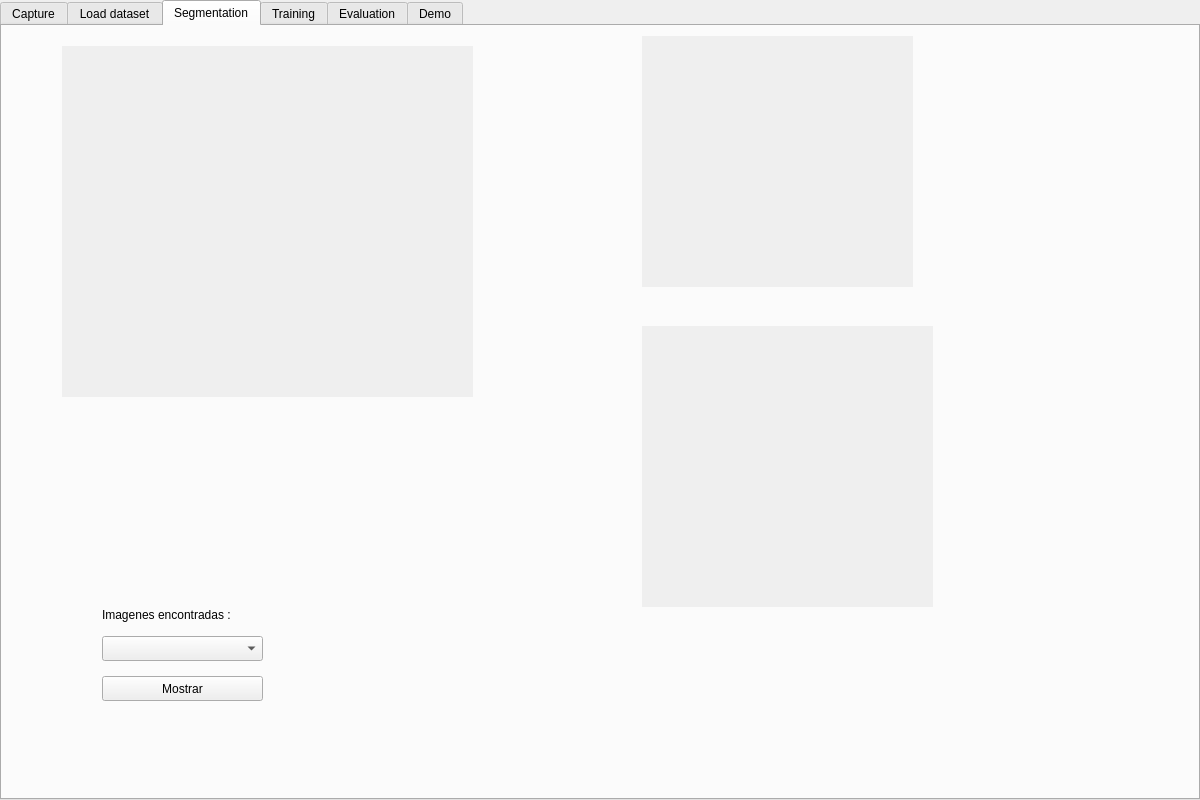
The window that classification/mainwindow.ui (vLabayen/giltzacls) describes before a commit, drawn with Qt 5.
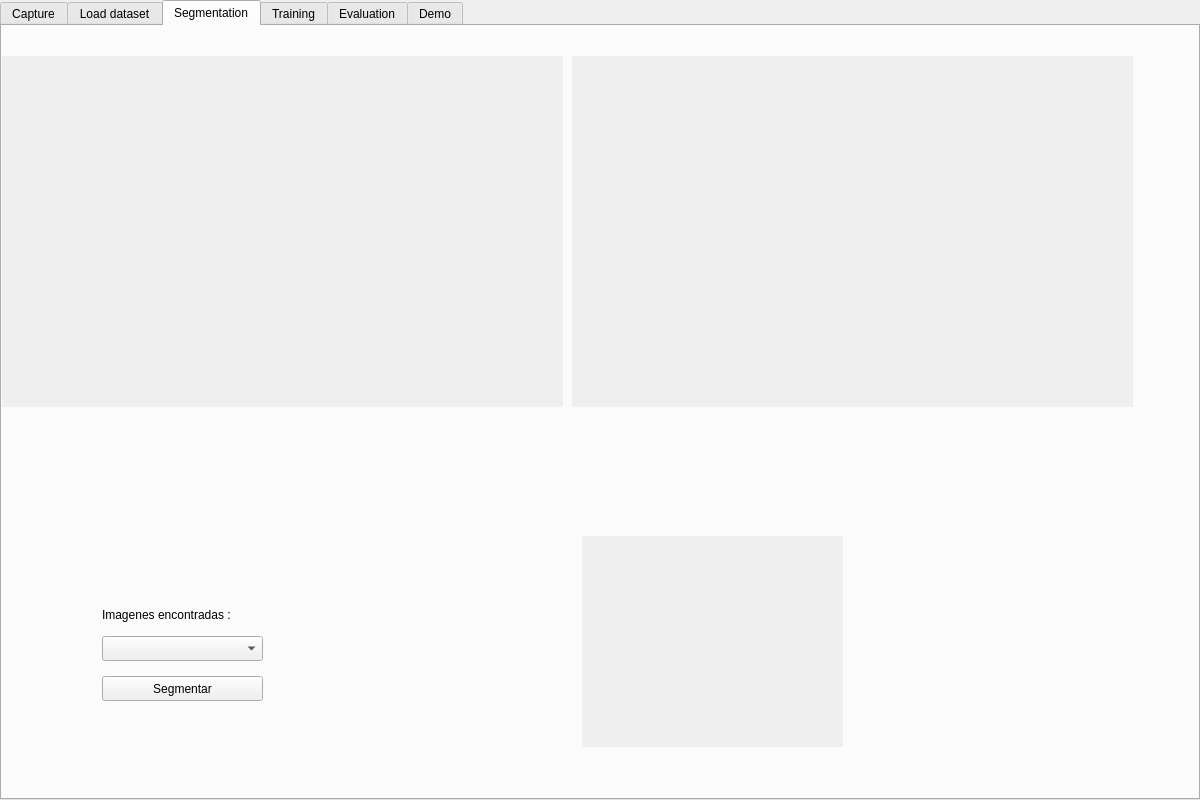
The same window after the commit. The open tabs and pages were chosen to show the change.

```diff
--- a/classification/mainwindow.ui
+++ b/classification/mainwindow.ui
@@ -574,10 +574,10 @@
      <widget class="QLabel" name="Segmentation_image1">
       <property name="geometry">
        <rect>
-        <x>640</x>
-        <y>10</y>
-        <width>271</width>
-        <height>251</height>
+        <x>570</x>
+        <y>30</y>
+        <width>561</width>
+        <height>351</height>
        </rect>
       </property>
       <property name="autoFillBackground">
@@ -593,10 +593,10 @@
      <widget class="QLabel" name="Segmentation_image2">
       <property name="geometry">
        <rect>
-        <x>640</x>
-        <y>300</y>
-        <width>291</width>
-        <height>281</height>
+        <x>580</x>
+        <y>510</y>
+        <width>261</width>
+        <height>211</height>
        </rect>
       </property>
       <property name="autoFillBackground">
@@ -612,9 +612,9 @@
      <widget class="QLabel" name="Segmentation_imageBig">
       <property name="geometry">
        <rect>
-        <x>60</x>
-        <y>20</y>
-        <width>411</width>
+        <x>0</x>
+        <y>30</y>
+        <width>561</width>
         <height>351</height>
        </rect>
       </property>
@@ -638,7 +638,7 @@
        </rect>
       </property>
       <property name="text">
-       <string>Mostrar</string>
+       <string>Segmentar</string>
       </property>
      </widget>
      <widget class="QComboBox" name="foundImages_comboBox_1">
```
Left out of the diff: 4 changed lines with no effect on the pictures.
